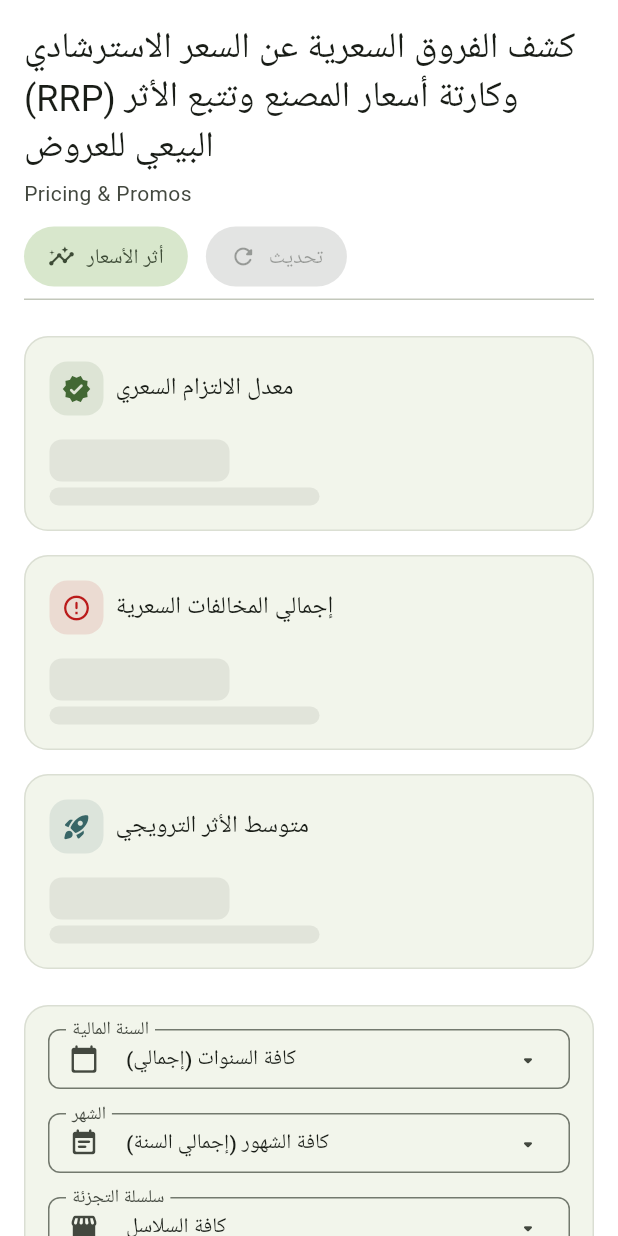
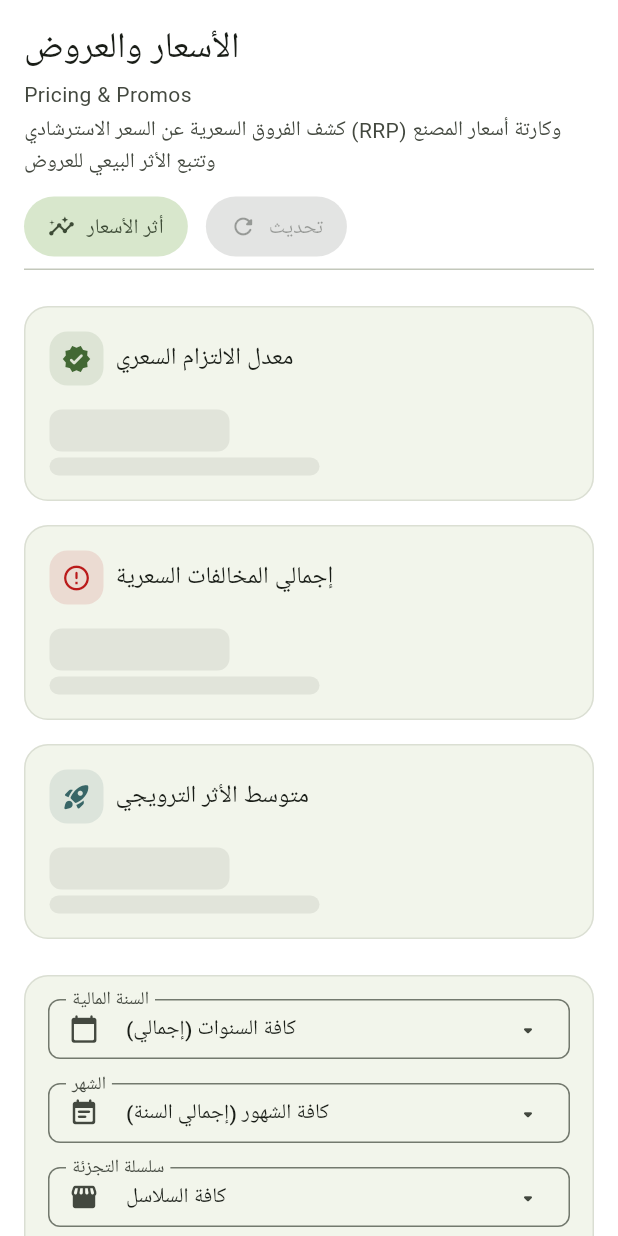
Before and after one commit to omar-fathalla/Tashil-Data-Sharing, a Flutter app: the PricingComplianceScreen screen opened directly with empty values, on a phone screen of 412 x 824 dp. Run offline on Flutter 3.47's test engine with Material 3 defaults, Android fonts, the phone set to English and light mode, and no system bars; our stand-ins replace google_fonts; missing offline and left inert: dart:html; network calls fail; Roboto replaces fonts that are missing (Cairo).

Commit message:
fix(ui): v186 CPFR even KPIs, short Arabic titles, sidebar hit order (#185)
Merge CPFR reconciliation into one 6-card grid and let
M3KpiGridColumns.forWidthAndCount prefer 3+3 at ~880 when cards stay
wide enough. Shorten wrapping Arabic page headlines (Pricing/CPFR and
other sidebar pages) with long copy as description; keep English
finders. Put desktop sidebar last in an LTR row so InkWell wins hits
over clipped content (ClipRect + fade IgnorePointer retained).

Co-authored-by: Cursor Agent <cursoragent@cursor.com>
Co-authored-by: support <support@sw-point.com>

```diff
--- a/tashil_web/lib/core/widgets/m3_button.dart
+++ b/tashil_web/lib/core/widgets/m3_button.dart
@@ -198,6 +198,8 @@ class M3ActionButtonGroup extends StatelessWidget {
 /// M3PageHeader: unified Tashil Portal page header.
 /// - [title]: Arabic page title (`headlineSmall`, onSurface).
 /// - [subtitle]: optional secondary line (`bodyMedium`, onSurfaceVariant).
+/// - [description]: optional third line under [subtitle] (same bodyMedium),
+///   for long copy demoted from a wrapping headline.
 /// - [actions]: trailing controls; below [stackActionsBelow] they drop under
 ///   the title as their own row, otherwise they sit at the end of the title row.
 ///
@@ -206,6 +208,7 @@ class M3ActionButtonGroup extends StatelessWidget {
 class M3PageHeader extends StatelessWidget {
   final String title;
   final String? subtitle;
+  final String? description;
   final Widget? actions;
   final Widget? leading;
   final double stackActionsBelow;
@@ -216,6 +219,7 @@ class M3PageHeader extends StatelessWidget {
     String? subtitle,
     String? subtitleAr,
     String? titleEn,
+    this.description,
     this.actions,
     this.leading,
     this.stackActionsBelow = 600.0,
@@ -245,7 +249,7 @@ class M3PageHeader extends StatelessWidget {
             style: theme.textTheme.headlineSmall
                 ?.copyWith(color: colorScheme.onSurface),
             softWrap: true,
-            maxLines: 3,
+            maxLines: 2,
             overflow: TextOverflow.ellipsis,
           ),
         ),
@@ -260,6 +264,17 @@ class M3PageHeader extends StatelessWidget {
           const SizedBox(height: M3Spacing.xxs),
           Text(
             subtitle!,
+            style: theme.textTheme.bodyMedium
+                ?.copyWith(color: colorScheme.onSurfaceVariant),
+            softWrap: true,
+            maxLines: 3,
+            overflow: TextOverflow.ellipsis,
+          ),
+        ],
+        if (description != null && description!.isNotEmpty) ...[
+          const SizedBox(height: M3Spacing.xxs),
+          Text(
+            description!,
             style: theme.textTheme.bodyMedium
                 ?.copyWith(color: colorScheme.onSurfaceVariant),
             softWrap: true,
--- a/tashil_web/lib/core/widgets/m3_equal_height_grid.dart
+++ b/tashil_web/lib/core/widgets/m3_equal_height_grid.dart
@@ -16,19 +16,40 @@ abstract final class M3KpiGridColumns {
       ? 4
       : (width >= twoColMinWidth ? 2 : 1);
 
+  /// Minimum card width when [forWidthAndCount] may step above [forWidth]
+  /// to hit an exact divisor (e.g. 6 cards → 3+3 at ~880, not 2-col only).
+  static const double minEvenCardWidth = 200.0;
+
   /// Column count that keeps card width in the Sell-Out family while
   /// maximizing how full the last row is (same card size, evenly filled).
   ///
   /// Examples at ≥960: 4 cards → 4; 3 cards → 3; 5 cards → 3 (3+2, not 4+1).
+  /// At ~880: 6 cards → 3 (3+3); exact divisors preferred when cards stay
+  /// ≥ [minEvenCardWidth].
   static int forWidthAndCount(double width, int childCount) {
     final maxCols = forWidth(width);
     if (childCount <= 1) return 1;
     if (childCount <= maxCols) return childCount;
-    for (var c = maxCols; c >= 2; c--) {
+
+    // May rise above [forWidth] when an exact divisor keeps cards wide enough
+    // (6 @ ~880 → 3), but never past Sell-Out's 4-col cap, and never when
+    // [forWidth] already says single-column (< twoColMinWidth).
+    final byMinWidth = width >= minEvenCardWidth
+        ? (width / minEvenCardWidth).floor()
+        : 1;
+    final allowed = maxCols < 2
+        ? maxCols
+        : math.min(
+            childCount,
+            math.min(4, math.max(maxCols, byMinWidth)),
+          );
+
+    for (var c = allowed; c >= 2; c--) {
       if (childCount % c == 0) return c;
     }
     var best = maxCols;
     var bestLast = childCount % maxCols;
+    if (maxCols < 2) return 1;
     for (var c = maxCols - 1; c >= 2; c--) {
       final last = childCount % c;
       if (last > bestLast) {
--- a/tashil_web/lib/features/competitor_comparison/presentation/screens/competitor_comparison_screen.dart
+++ b/tashil_web/lib/features/competitor_comparison/presentation/screens/competitor_comparison_screen.dart
@@ -684,8 +684,9 @@ class _CompetitorComparisonScreenState extends State<CompetitorComparisonScreen>
           children: [
             // 1. Unified Page Header
             M3PageHeader(
-              titleEn: 'Compare',
-              subtitleAr: 'مقارنة أسعار أصناف شركة أديكو بالمنافسين',
+              title: 'مقارنة المنافسين',
+              subtitle: 'Compare',
+              description: 'مقارنة أسعار أصناف شركة أديكو بالمنافسين',
               actions: M3ActionButtonGroup(
                 actions: [
                   if (selectedGroup != null)
--- a/tashil_web/lib/features/data_ingestion/presentation/screens/upload_portal_screen.dart
+++ b/tashil_web/lib/features/data_ingestion/presentation/screens/upload_portal_screen.dart
@@ -1128,8 +1128,9 @@ class _UploadPortalScreenState extends State<UploadPortalScreen>
           children: [
             // Header (Unified M3 Left English Title + Right Arabic Subtitle)
             M3PageHeader(
-              titleEn: 'Smart Data Ingestion Portal',
-              subtitleAr: 'مبيعات الفروع وأرشفة شيتات الإكسيل حسب السلاسل',
+              title: 'رفع البيانات الذكي',
+              subtitle: 'Smart Data Ingestion Portal',
+              description: 'مبيعات الفروع وأرشفة شيتات الإكسيل حسب السلاسل',
               actions: Container(
                 padding:
                     const EdgeInsets.symmetric(horizontal: 14.0, vertical: 8.0),
--- a/tashil_web/lib/features/oos_monitor/presentation/screens/oos_dashboard_screen.dart
+++ b/tashil_web/lib/features/oos_monitor/presentation/screens/oos_dashboard_screen.dart
@@ -253,8 +253,10 @@ class _OOSDashboardScreenState extends State<OOSDashboardScreen> with DataRefres
           children: [
             // Page Header (MD3 Standard)
             M3PageHeader(
-              titleEn: 'Out-of-Stock Alarm Monitor',
-              subtitleAr: 'نظام المراقبة الاستباقية للنواقص ومحرك الذكاء الاصطناعي (Gemini Root-Cause AI)',
+              title: 'مراقب النواقص',
+              subtitle: 'Out-of-Stock Alarm Monitor',
+              description:
+                  'نظام المراقبة الاستباقية للنواقص ومحرك الذكاء الاصطناعي (Gemini Root-Cause AI)',
               actions: M3ButtonGroup(
                 items: [
                   M3GroupItem(
--- a/tashil_web/lib/features/pricing_compliance/presentation/screens/pricing_compliance_screen.dart
+++ b/tashil_web/lib/features/pricing_compliance/presentation/screens/pricing_compliance_screen.dart
@@ -284,8 +284,9 @@ class _PricingComplianceScreenState extends State<PricingComplianceScreen>
             children: [
               // Unified M3 Page Header (English Left, Arabic Right)
               M3PageHeader(
-                titleEn: 'Pricing & Promos',
-                subtitleAr:
+                title: 'الأسعار والعروض',
+                subtitle: 'Pricing & Promos',
+                description:
                     'كشف الفروق السعرية عن السعر الاسترشادي (RRP) وكارتة أسعار المصنع وتتبع الأثر البيعي للعروض',
                 actions: M3ActionButtonGroup(
                   actions: [
--- a/tashil_web/lib/features/store_benchmark/presentation/screens/store_matrix_screen.dart
+++ b/tashil_web/lib/features/store_benchmark/presentation/screens/store_matrix_screen.dart
@@ -275,8 +275,9 @@ class _StoreMatrixScreenState extends State<StoreMatrixScreen>
             children: [
               // Header Section (Unified M3 Left English Title + Right Arabic Subtitle)
               M3PageHeader(
-                titleEn: 'Store Matrix Benchmarking',
-                subtitleAr:
+                title: 'مصفوفة الفروع',
+                subtitle: 'Store Matrix Benchmarking',
+                description:
                     'مقارنة الأداء المعياري وتصنيف الفروع إلى فئات (Tier A / B / C) ومعدلات سرعة البيع اليومية',
                 actions: M3Button.tonal(
                   label: 'تحديث',
--- a/tashil_web/lib/features/trade_marketing/presentation/screens/trade_marketing_roi_screen.dart
+++ b/tashil_web/lib/features/trade_marketing/presentation/screens/trade_marketing_roi_screen.dart
@@ -1623,8 +1623,9 @@ class _TradeMarketingRoiScreenState extends State<TradeMarketingRoiScreen>
       crossAxisAlignment: CrossAxisAlignment.stretch,
       children: [
         const M3PageHeader(
-          titleEn: 'Trade Marketing & Promo ROI',
-          subtitleAr:
+          title: 'التسويق التجاري والعائد',
+          subtitle: 'Trade Marketing & Promo ROI',
+          description:
               'متابعة إيجار الفلورات، الدعاية، الإعلانات، الهدايا، والإيفنتات شهرياً وقياس أثرها الفعلي على نمو المبيعات (MoM & YoY)',
         ),
         M3Spacing.gapSM,
```
Also changed, not shown: tashil_web/lib/features/cpfr_replenishment/presentation/screens/cpfr_dashboard_screen.dart (+6 -9 lines), tashil_web/lib/features/navigation/presentation/app_shell.dart (+25 -24 lines), 1 other file.
